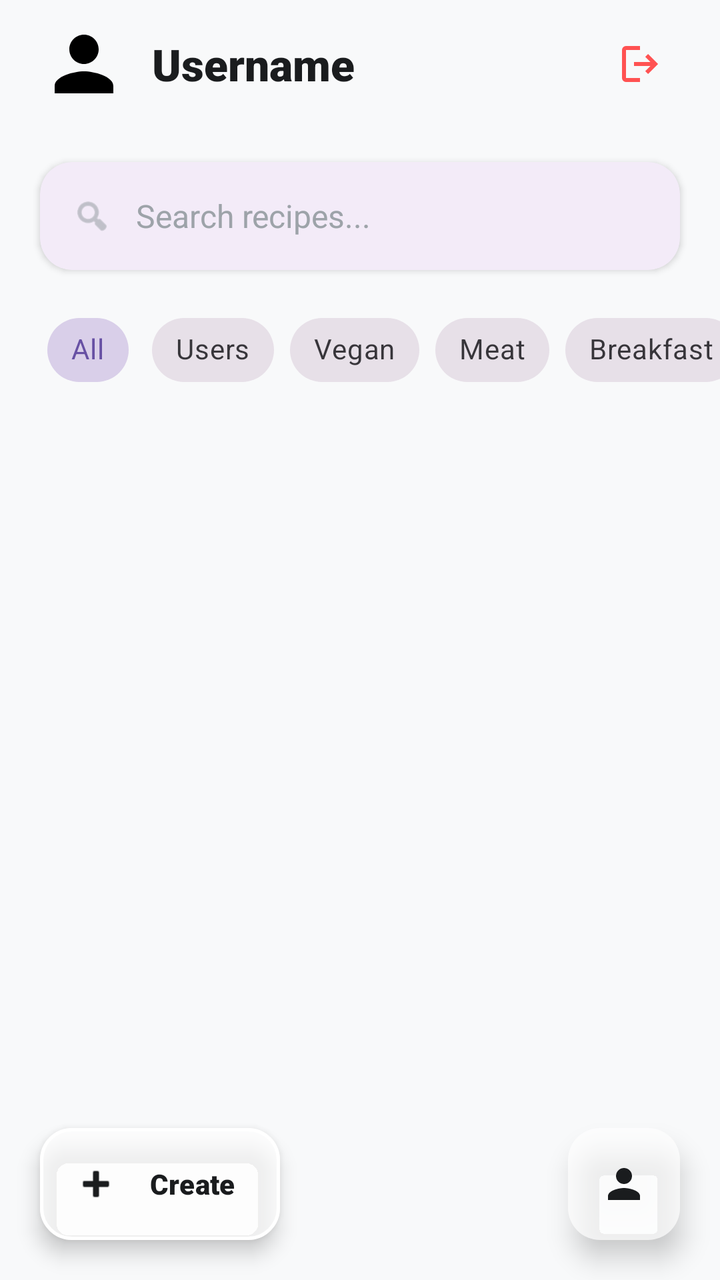
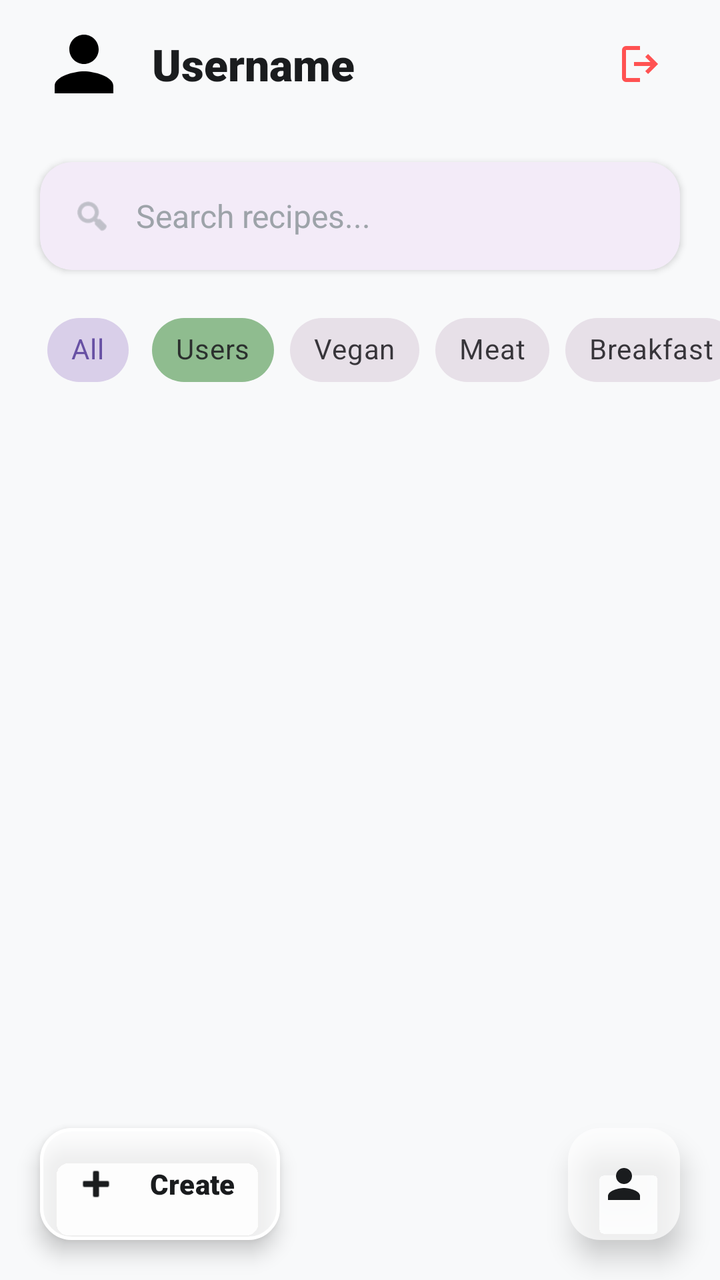

The first picture is an Android layout as it rendered before a commit; the second is the same layout after the commit. The layout source and the unified diff follow.
<!-- AndroidManifest.xml: application theme Theme.CookWise2 -->
<!-- res/layout/activity_feed.xml -->
<?xml version="1.0" encoding="utf-8"?>
<androidx.coordinatorlayout.widget.CoordinatorLayout
    xmlns:android="http://schemas.android.com/apk/res/android"
    xmlns:app="http://schemas.android.com/apk/res-auto"
    xmlns:tools="http://schemas.android.com/tools"
    android:id="@+id/main"
    android:layout_width="match_parent"
    android:layout_height="match_parent"
    android:background="#F8F9FA"
    tools:context=".FeedActivity">

    <com.google.android.material.appbar.AppBarLayout
        android:id="@+id/appBarLayout"
        android:layout_width="match_parent"
        android:layout_height="wrap_content"
        android:background="@android:color/transparent"
        app:elevation="0dp">

        <com.google.android.material.appbar.CollapsingToolbarLayout
            android:layout_width="match_parent"
            android:layout_height="wrap_content"
            app:layout_scrollFlags="scroll|exitUntilCollapsed">

            <LinearLayout
                android:layout_width="match_parent"
                android:layout_height="wrap_content"
                android:orientation="vertical"
                android:paddingBottom="16dp">

                <RelativeLayout
                    android:layout_width="match_parent"
                    android:layout_height="wrap_content"
                    android:paddingHorizontal="20dp"
                    android:paddingTop="10dp"
                    android:paddingBottom="10dp">
                    <LinearLayout
                    android:id="@+id/userProfileContainer"
                    android:layout_width="wrap_content"
                    android:layout_height="wrap_content"
                    android:layout_alignParentStart="true"
                    android:layout_centerVertical="true"
                    android:layout_toStartOf="@id/buttonLogout"
                    android:background="?attr/selectableItemBackground"
                    android:gravity="center_vertical"
                    android:clickable="true"
                    android:focusable="true"
                    android:orientation="horizontal">

                    <com.google.android.material.imageview.ShapeableImageView
                        android:id="@+id/ivUserImage"
                        android:layout_width="44dp"
                        android:layout_height="44dp"
                        android:scaleType="centerCrop"
                        android:src="@drawable/ic_person"
                        app:shapeAppearanceOverlay="@style/ShapeAppearance.MaterialComponents.SmallComponent" />

                    <TextView
                        android:id="@+id/tvUsername"
                        android:layout_width="wrap_content"
                        android:layout_height="wrap_content"
                        android:layout_marginStart="12dp"
                        android:fontFamily="sans-serif-black"
                        android:text="Username"
                        android:textColor="#1A1C1E"
                        android:textSize="22sp" />
                </LinearLayout>

                    <ImageButton
                        android:id="@+id/buttonLogout"
                        android:layout_width="40dp"
                        android:layout_height="40dp"
                        android:layout_alignParentEnd="true"
                        android:layout_centerVertical="true"
                        android:background="?attr/selectableItemBackgroundBorderless"
                        android:src="@drawable/ic_logout"
                        app:tint="#FF5252" />
                </RelativeLayout>

                <com.google.android.material.card.MaterialCardView
                    android:id="@+id/searchCard"
                    android:layout_width="match_parent"
                    android:layout_height="54dp"
                    android:layout_marginHorizontal="20dp"
                    android:layout_marginTop="17dp"
                    app:cardCornerRadius="16dp"
                    app:cardElevation="2dp"
                    app:strokeWidth="0dp">

                    <LinearLayout
                        android:layout_width="match_parent"
                        android:layout_height="match_parent"
                        android:gravity="center_vertical"
                        android:paddingHorizontal="16dp">

                        <ImageView
                            android:layout_width="20dp"
                            android:layout_height="20dp"
                            android:src="@android:drawable/ic_menu_search"
                            app:tint="#9DA3A9" />

                        <EditText
                            android:id="@+id/etSearch"
                            android:layout_width="match_parent"
                            android:layout_height="match_parent"
                            android:background="@android:color/transparent"
                            android:hint="Search recipes..."
                            android:paddingStart="12dp"
                            android:textColor="#1A1C1E"
                            android:textColorHint="#9DA3A9"
                            android:textSize="16sp"
                            android:inputType="text" />
                    </LinearLayout>
                </com.google.android.material.card.MaterialCardView>

                <HorizontalScrollView
                    android:id="@+id/filterScrollView"
                    android:layout_width="match_parent"
                    android:layout_height="wrap_content"
                    android:layout_marginTop="16dp"
                    android:clipToPadding="false"
                    android:scrollbars="none">

                    <com.google.android.material.chip.ChipGroup
                        android:id="@+id/chipGroupFilters"
                        android:layout_width="wrap_content"
                        android:layout_height="wrap_content"
                        android:paddingHorizontal="20dp"
                        app:singleSelection="true"
                        app:selectionRequired="true">

                        <com.google.android.material.chip.Chip android:id="@+id/chipAll" style="@style/Widget.MaterialComponents.Chip.Choice" android:layout_width="wrap_content" android:layout_height="wrap_content" android:text="All" android:checked="true" />
                        <com.google.android.material.chip.Chip android:id="@+id/chipUsers" style="@style/Widget.MaterialComponents.Chip.Choice" android:layout_width="wrap_content" android:layout_height="wrap_content" android:text="Users" />
                        <com.google.android.material.chip.Chip style="@style/Widget.MaterialComponents.Chip.Choice" android:layout_width="wrap_content" android:layout_height="wrap_content" android:text="Vegan" />
                        <com.google.android.material.chip.Chip style="@style/Widget.MaterialComponents.Chip.Choice" android:layout_width="wrap_content" android:layout_height="wrap_content" android:text="Meat" />
                        <com.google.android.material.chip.Chip style="@style/Widget.MaterialComponents.Chip.Choice" android:layout_width="wrap_content" android:layout_height="wrap_content" android:text="Breakfast" />
                        <com.google.android.material.chip.Chip style="@style/Widget.MaterialComponents.Chip.Choice" android:layout_width="wrap_content" android:layout_height="wrap_content" android:text="Lunch" />
                        <com.google.android.material.chip.Chip style="@style/Widget.MaterialComponents.Chip.Choice" android:layout_width="wrap_content" android:layout_height="wrap_content" android:text="Dinner" />
                        <com.google.android.material.chip.Chip style="@style/Widget.MaterialComponents.Chip.Choice" android:layout_width="wrap_content" android:layout_height="wrap_content" android:text="Dessert" />
                    </com.google.android.material.chip.ChipGroup>
                </HorizontalScrollView>

            </LinearLayout>
        </com.google.android.material.appbar.CollapsingToolbarLayout>
    </com.google.android.material.appbar.AppBarLayout>

    <androidx.recyclerview.widget.RecyclerView
        android:id="@+id/recycler_posts"
        android:layout_width="match_parent"
        android:layout_height="match_parent"
        android:clipToPadding="false"
        android:paddingBottom="100dp"
        app:layout_behavior="@string/appbar_scrolling_view_behavior" />

    <com.google.android.material.floatingactionbutton.ExtendedFloatingActionButton
        android:id="@+id/button_addPost"
        android:layout_width="wrap_content"
        android:layout_height="wrap_content"
        android:layout_gravity="bottom|start"
        android:layout_margin="20dp"
        android:text="Create"
        android:textAllCaps="false"
        android:textColor="#1A1C1E"
        android:fontFamily="sans-serif-black"

    app:cornerRadius="100dp"

    app:backgroundTint="#B3FFFFFF"
    app:strokeColor="#FFFFFF"
    app:strokeWidth="1.5dp"

    app:icon="@android:drawable/ic_input_add"
    app:iconTint="#1A1C1E"
    app:elevation="8dp"
    app:pressedTranslationZ="4dp"
    app:rippleColor="#33000000" />
    <com.google.android.material.floatingactionbutton.FloatingActionButton
        android:id="@+id/button_move_to_profile"
        android:layout_width="wrap_content"
        android:layout_height="wrap_content"
        android:layout_gravity="bottom|end"
        android:layout_margin="20dp"
        android:src="@drawable/ic_person"

    app:backgroundTint="#B3FFFFFF"
    app:strokeColor="#FFFFFF"
    app:strokeWidth="1.5dp"
    app:elevation="8dp"

    app:tint="#1A1C1E"
    app:rippleColor="#33000000"
    app:borderWidth="0dp" />

</androidx.coordinatorlayout.widget.CoordinatorLayout>
<!-- resources referenced by this layout -->
<resources>
  <!-- drawable ic_logout (drawable) -->
  <vector xmlns:android="http://schemas.android.com/apk/res/android" android:autoMirrored="true" android:height="24dp" android:tint="#000000" android:viewportHeight="960" android:viewportWidth="960" android:width="24dp">
        
      <path android:fillColor="@android:color/white" android:pathData="M200,840Q167,840 143.5,816.5Q120,793 120,760L120,200Q120,167 143.5,143.5Q167,120 200,120L480,120L480,200L200,200Q200,200 200,200Q200,200 200,200L200,760Q200,760 200,760Q200,760 200,760L480,760L480,840L200,840ZM640,680L585,622L687,520L360,520L360,440L687,440L585,338L640,280L840,480L640,680Z"/>
      
  </vector>
  <!-- drawable ic_person (drawable) -->
  <vector xmlns:android="http://schemas.android.com/apk/res/android" android:height="24dp" android:tint="#000000" android:viewportHeight="24" android:viewportWidth="24" android:width="24dp">
        
      <path android:fillColor="@android:color/white" android:pathData="M12,12c2.21,0 4,-1.79 4,-4s-1.79,-4 -4,-4 -4,1.79 -4,4 1.79,4 4,4zM12,14c-2.67,0 -8,1.34 -8,4v2h16v-2c0,-2.66 -5.33,-4 -8,-4z"/>
      
  </vector>
  <style name="Theme.CookWise2" parent="Base.Theme.CookWise2" />
  <style name="Base.Theme.CookWise2" parent="Theme.Material3.DayNight.NoActionBar">
          
          
      </style>
</resources>

<!-- the commit's change to res/layout/activity_feed.xml (unified diff, before → after) -->
@@ -129,7 +129,7 @@
                         app:selectionRequired="true">
 
                         <com.google.android.material.chip.Chip android:id="@+id/chipAll" style="@style/Widget.MaterialComponents.Chip.Choice" android:layout_width="wrap_content" android:layout_height="wrap_content" android:text="All" android:checked="true" />
-                        <com.google.android.material.chip.Chip android:id="@+id/chipUsers" style="@style/Widget.MaterialComponents.Chip.Choice" android:layout_width="wrap_content" android:layout_height="wrap_content" android:text="Users" />
+                        <com.google.android.material.chip.Chip android:id="@+id/chipUsers" style="@style/Widget.MaterialComponents.Chip.Choice" android:layout_width="wrap_content" android:layout_height="wrap_content" android:text="Users"  android:backgroundTint="@color/DarkSeaGreen"/>
                         <com.google.android.material.chip.Chip style="@style/Widget.MaterialComponents.Chip.Choice" android:layout_width="wrap_content" android:layout_height="wrap_content" android:text="Vegan" />
                         <com.google.android.material.chip.Chip style="@style/Widget.MaterialComponents.Chip.Choice" android:layout_width="wrap_content" android:layout_height="wrap_content" android:text="Meat" />
                         <com.google.android.material.chip.Chip style="@style/Widget.MaterialComponents.Chip.Choice" android:layout_width="wrap_content" android:layout_height="wrap_content" android:text="Breakfast" />
<!-- resource entries referenced after the edit -->
@@ -1,5 +1,6 @@
 <!-- resources referenced by this layout -->
 <resources>
+  <color name="DarkSeaGreen">#8FBC8F</color>
   <!-- drawable ic_logout (drawable) -->
   <vector xmlns:android="http://schemas.android.com/apk/res/android" android:autoMirrored="true" android:height="24dp" android:tint="#000000" android:viewportHeight="960" android:viewportWidth="960" android:width="24dp">
         
